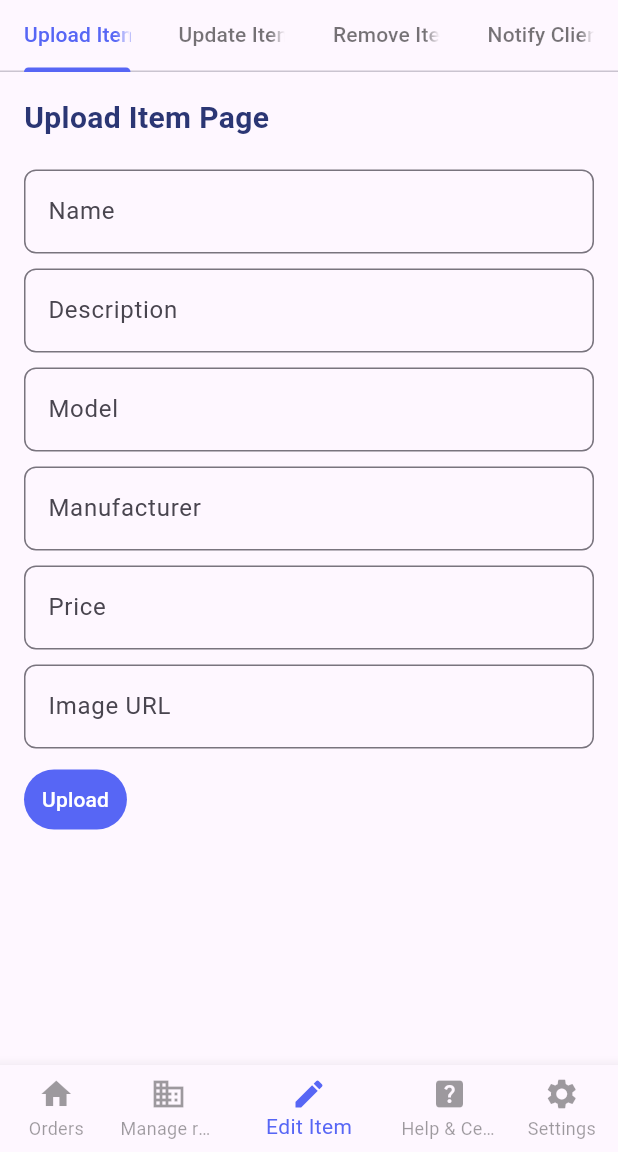
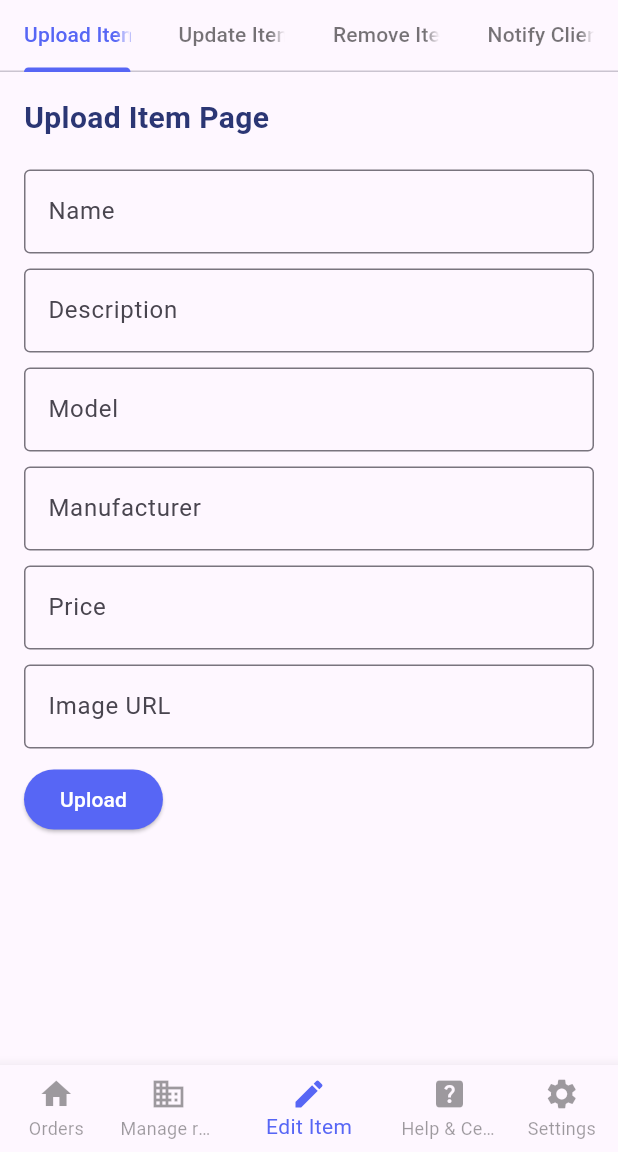
Before and after one commit to upc-pre-202402-cc238-sw65-dev-raid/cartunn-mobile-app, a Flutter app: the screen it shows after launch, item 3 of the bottom bar chosen, on a phone screen of 412 x 824 dp, the part 84-1236 px from its top. Run offline on Flutter 3.47's test engine with Material 3 defaults, Android fonts, the phone set to English and light mode, and no system bars.

Commit message:
feat: add the remove item page

```diff
--- a/lib/views/editItem/uploadItem/upload_item.dart
+++ b/lib/views/editItem/uploadItem/upload_item.dart
@@ -1,10 +1,8 @@
 import 'package:flutter/material.dart';
 import 'package:http/http.dart' as http;
 import 'dart:convert';
-
-import '../../../widgets/custom_text_button.dart';
-import '../../../widgets/custom_text_form_field.dart';
-
+import 'package:cartunn/components/button.dart';
+import 'package:cartunn/components/textfield.dart';
 
 class UploadItemPage extends StatefulWidget {
   const UploadItemPage({super.key});
@@ -78,25 +76,25 @@ class UploadItemPageState extends State<UploadItemPage> {
                 style: TextStyle(fontSize: 20, fontWeight: FontWeight.bold, color: Color(0xFF2B3674)),
               ),
               const SizedBox(height: 20),
-              CustomTextFormField(controller: _nameController, label: 'Name'),
+              CustomTextField(controller: _nameController, label: 'Name'),
               const SizedBox(height: 10),
-              CustomTextFormField(controller: _descriptionController, label: 'Description'),
+              CustomTextField(controller: _descriptionController, label: 'Description'),
               const SizedBox(height: 10),
-              CustomTextFormField(controller: _modelController, label: 'Model'),
+              CustomTextField(controller: _modelController, label: 'Model'),
               const SizedBox(height: 10),
-              CustomTextFormField(controller: _manufacturerController, label: 'Manufacturer'),
+              CustomTextField(controller: _manufacturerController, label: 'Manufacturer'),
               const SizedBox(height: 10),
-              CustomTextFormField(controller: _priceController, label: 'Price'),
+              CustomTextField(controller: _priceController, label: 'Price'),
               const SizedBox(height: 10),
-              CustomTextFormField(controller: _imageController, label: 'Image URL'),
+              CustomTextField(controller: _imageController, label: 'Image URL'),
               const SizedBox(height: 10),
               Row(
                 mainAxisAlignment: MainAxisAlignment.spaceBetween,
                 children: [
-                  CustomTextButton(
+                  CustomButton(
                     text: 'Upload',
-                    color: Colors.white,
-                    backgroundColor: const Color(0xFF5766f5),
+                    buttonColor: const Color(0xFF5766f5),
+                    textColor: Colors.white,
                     onPressed: _uploadItem,
                   ),
                 ],
--- a/lib/widgets/custom_text_button.dart
+++ /dev/null
@@ -1,29 +0,0 @@
-import 'package:flutter/material.dart';
-
-class CustomTextButton extends StatelessWidget{
-  final String text;
-  final Color color;
-  final Color backgroundColor;
-  final VoidCallback onPressed;
-  const CustomTextButton({
-    super.key,
-    required this.text,
-    required this.color,
-    required this.backgroundColor,
-    required this.onPressed
-  });
-  @override
-  Widget build(BuildContext context) {
-    return TextButton(
-      style: TextButton.styleFrom(
-          backgroundColor: backgroundColor,
-          foregroundColor: Colors.purple
-      ),
-      onPressed: ()=> { onPressed() },
-      child: Center(
-        child: Text(text, style: TextStyle(color: color)),
-      ),
-    );
-  }
-
-}
--- a/lib/widgets/custom_text_form_field.dart
+++ /dev/null
@@ -1,31 +0,0 @@
-import 'package:flutter/material.dart';
-
-class CustomTextFormField extends StatelessWidget {
-  final TextEditingController controller;
-  final String label;
-
-  const CustomTextFormField({
-    Key? key,
-    required this.controller,
-    required this.label,
-  }) : super(key: key);
-
-  @override
-  Widget build(BuildContext context) {
-    return TextFormField(
-      controller: controller,
-      decoration: InputDecoration(
-        labelText: label,
-        border: OutlineInputBorder(
-          borderRadius: BorderRadius.circular(8.0),
-        ),
-      ),
-      validator: (value) {
-        if (value == null || value.isEmpty) {
-          return '$label is required';
-        }
-        return null;
-      },
-    );
-  }
-}
```
Also changed, not shown: lib/views/editItem/removeItem/remove_item.dart (+89 -5 lines).
